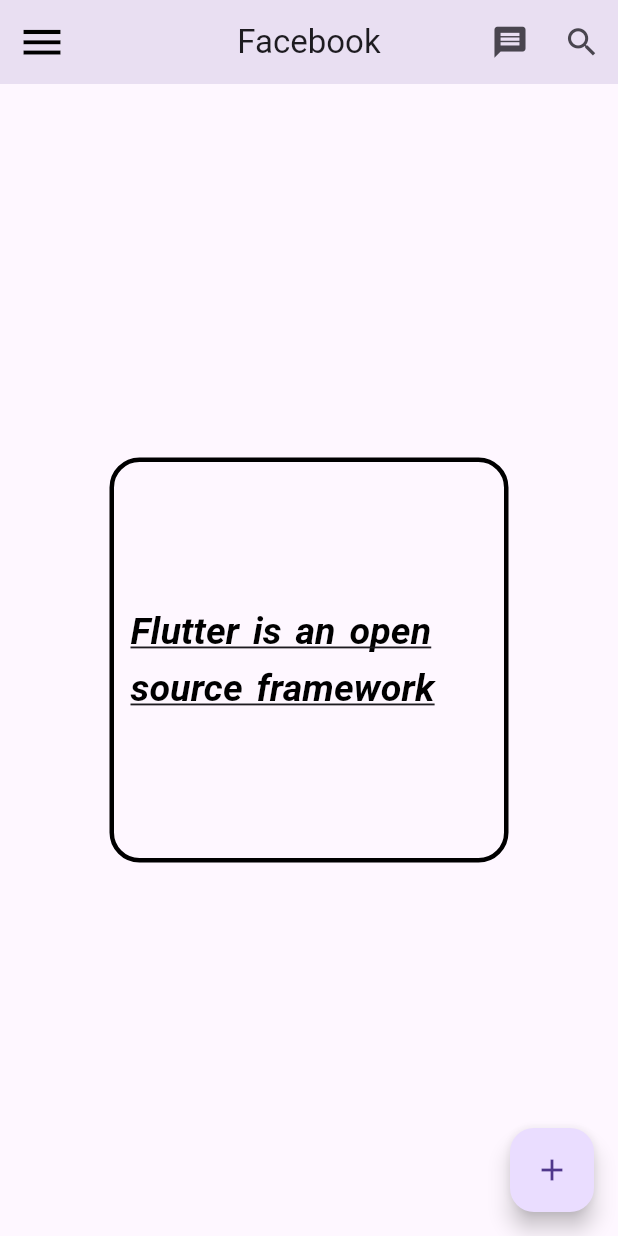
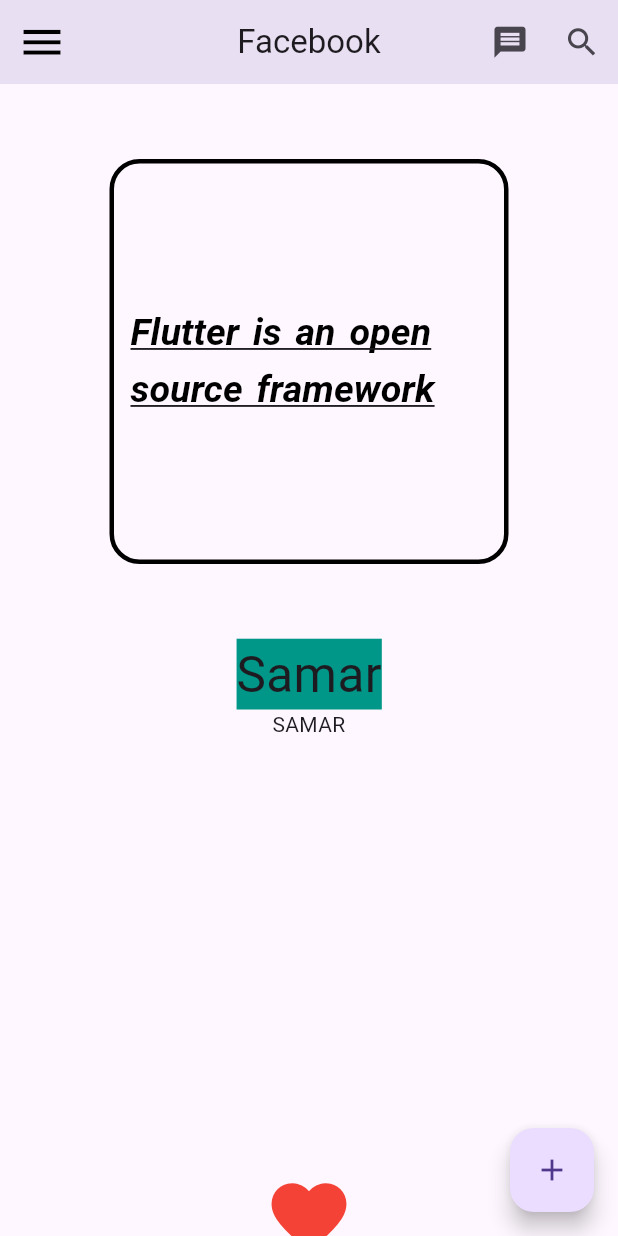
Before and after one commit to Cherni-Samar/flutter_app, a Flutter app: the screen it shows after launch, on a phone screen of 412 x 824 dp. Run offline on Flutter 3.47's test engine with Material 3 defaults, Android fonts, the phone set to English and light mode, and no system bars.

Commit message:
Column & SizedBox & SingleChildScrollView

```diff
--- a/lib/main.dart
+++ b/lib/main.dart
@@ -26,7 +26,7 @@ class FirstProject extends StatelessWidget {
   @override
   Widget build(BuildContext context) {
     return Scaffold(
-      appBar: AppBar.new(
+      appBar: AppBar(
         elevation: 20,
         title: Text('Facebook'),
         centerTitle: true,
@@ -43,7 +43,13 @@ class FirstProject extends StatelessWidget {
         onPressed: () {},
         child: Icon(Icons.add),
       ),
-      body:  Center(
+      body: SingleChildScrollView(
+        child: Column(
+          mainAxisAlignment: MainAxisAlignment.center,
+
+          //crossAxisAlignment: CrossAxisAlignment.center,
+          children: [
+            Center(
               child: Container(
                 //color: const Color.fromARGB(255, 148, 155, 176),
                 margin: EdgeInsets.fromLTRB(20, 50, 20, 50),
@@ -52,10 +58,10 @@ class FirstProject extends StatelessWidget {
                 width: 266,
                 alignment: Alignment.center,
                 decoration: BoxDecoration(
-              border: Border.all(color: Colors.black , width: 3),
+                  border: Border.all(color: Colors.black, width: 3),
                   borderRadius: BorderRadius.circular(20),
                 ),
-            child:Text(
+                child: Text(
                   "Flutter is an open source framework ",
                   style: TextStyle(
                     fontSize: 25,
@@ -71,8 +77,22 @@ class FirstProject extends StatelessWidget {
                   //maxLines: 2,
                   overflow: TextOverflow.fade,
                   textDirection: TextDirection.ltr,
-
                 ),
+              ),
+            ),
+            Text(
+              "Samar",
+              style: TextStyle(backgroundColor: Colors.teal, fontSize: 33),
+            ),
+            SizedBox(
+              height: 300,
+              child: Text("SAMAR", textAlign: TextAlign.center),
+            ),
+            IconButton(
+              onPressed: () {},
+              icon: Icon(Icons.favorite, size: 60, color: Colors.red),
+            ),
+          ],
         ),
       ),
     );
```
Lines whose indentation alone changed are shown as unchanged.
